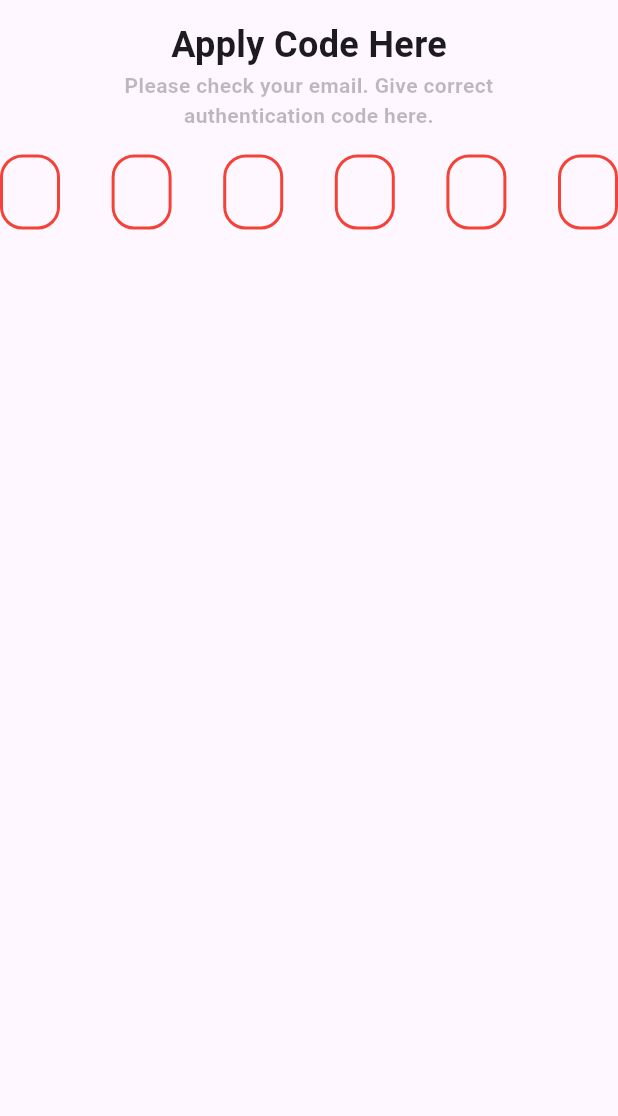
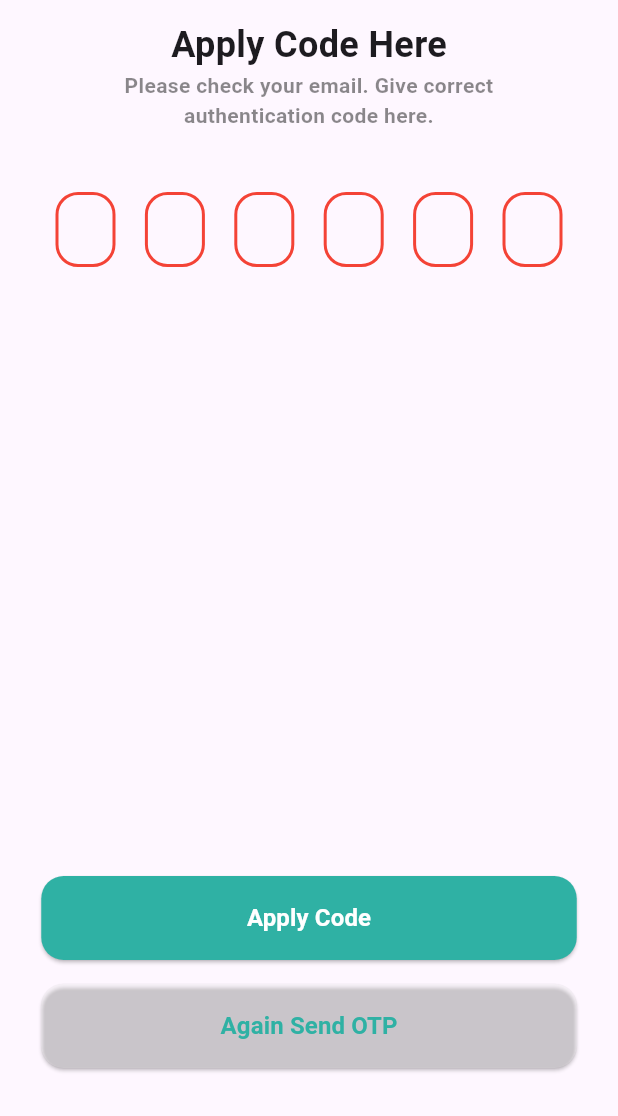
Before and after one commit to moobin136/epcboymose, a Flutter app: the SignInPage screen opened by its route, after a tap on "Forgot Password", on a phone screen of 412 x 824 dp, the part 120-1236 px from its top. Run offline on Flutter 3.47's test engine with Material 3 defaults, Android fonts, the phone set to English and light mode, and no system bars; drawn by our look-alikes of pin_code_fields; our stand-ins replace flutter_svg, get.

Commit message:
coomit_11  augest

```diff
--- a/epicboymose/lib/core/wigth/constants/app_color.dart
+++ b/epicboymose/lib/core/wigth/constants/app_color.dart
@@ -2,4 +2,5 @@ import 'package:flutter/widgets.dart';
 
 class AppColors {
   static Color bgButtonColor = Color(0xFF4F58C5);
+  static Color elevatedbutonColor = Color.fromRGBO(47, 177, 164, 1);
 }
--- a/epicboymose/lib/core/wigth/custom_ElevatedButton.dart
+++ b/epicboymose/lib/core/wigth/custom_ElevatedButton.dart
@@ -9,6 +9,9 @@ class CustomElevatedbutton extends StatelessWidget {
     this.bgColor,
     this.fgColor,
     this.borderRadiusGeometryCirculer,
+    this.fontsiz,
+    this.height,
+    this.width,
   });
   final String text;
 
@@ -18,6 +21,7 @@ class CustomElevatedbutton extends StatelessWidget {
   Color? fgColor;
   Color? bgColor;
   double? borderRadiusGeometryCirculer;
+  double? fontsiz;
   @override
   Widget build(BuildContext context) {
     return SizedBox(
@@ -26,8 +30,8 @@ class CustomElevatedbutton extends StatelessWidget {
       child: ElevatedButton(
         style: ElevatedButton.styleFrom(
           // backgroundBuilder: AppColor,
-          backgroundColor: bgColor ?? Color.fromRGBO(79, 209, 197, 1),
-          foregroundColor: fgColor ?? Colors.white,
+          backgroundColor: bgColor ?? Color.fromRGBO(47, 177, 164, 1),
+          foregroundColor: fgColor ?? const Color.fromARGB(255, 255, 255, 255),
           shape: RoundedRectangleBorder(
             borderRadius: BorderRadiusGeometry.circular(
               borderRadiusGeometryCirculer ?? 15,
@@ -35,7 +39,7 @@ class CustomElevatedbutton extends StatelessWidget {
           ),
         ),
         onPressed: onTab,
-        child: Text(text),
+        child: Text(text, style: TextStyle(fontSize: fontsiz ?? 16,fontWeight: FontWeight.bold)),
       ),
     );
   }
--- a/epicboymose/lib/pages/create_account/create_account.dart
+++ b/epicboymose/lib/pages/create_account/create_account.dart
@@ -26,7 +26,11 @@ class CreateAccount extends StatelessWidget {
               const SizedBox(height: 13),
               Text(
                 'Create An Account',
-                style: TextStyle(fontSize: 24, fontWeight: FontWeight.bold),
+                style: TextStyle(
+                  fontSize: 24,
+                  fontWeight: FontWeight.bold,
+                  color: Colors.black,
+                ),
               ),
 
               Text(
@@ -35,7 +39,7 @@ class CreateAccount extends StatelessWidget {
                 style: TextStyle(
                   fontSize: 14,
                   fontWeight: FontWeight.bold,
-                  color: Colors.black26,
+                  color: const Color.fromARGB(255, 105, 105, 105),
                 ),
               ),
               const SizedBox(height: 16),
--- a/epicboymose/lib/pages/get_otp/get_otp.dart
+++ b/epicboymose/lib/pages/get_otp/get_otp.dart
@@ -1,3 +1,5 @@
+import 'package:epicboymose/core/wigth/constants/app_color.dart';
+import 'package:epicboymose/core/wigth/custom_ElevatedButton.dart';
 import 'package:flutter/material.dart';
 import 'package:flutter_svg/svg.dart';
 import 'package:pin_code_fields/pin_code_fields.dart';
@@ -9,11 +11,14 @@ class GetOtp extends StatelessWidget {
   Widget build(BuildContext context) {
     return Scaffold(
       body: SafeArea(
+        child: SingleChildScrollView(
           child: Column(
             crossAxisAlignment: CrossAxisAlignment.center,
             children: [
               const SizedBox(height: 31),
-            SvgPicture.asset("assets/images/createAcount/Group 1597881128.svg"),
+              SvgPicture.asset(
+                "assets/images/createAcount/Group 1597881128.svg",
+              ),
               const SizedBox(height: 13),
               Text(
                 'Apply Code Here',
@@ -25,19 +30,37 @@ class GetOtp extends StatelessWidget {
                 style: TextStyle(
                   fontSize: 14,
                   fontWeight: FontWeight.bold,
-                color: Colors.black26,
+                  color: Colors.black.withOpacity(0.46),
                 ),
               ),
-            const SizedBox(height: 16),
-            PinCodeTextField(
+              const SizedBox(height: 41),
+              Column(
+                children: [
+                  Padding(
+                    padding: const EdgeInsets.symmetric(horizontal: 37.0),
+                    child: PinCodeTextField(
                       appContext: context,
                       length: 6,
                       pinTheme: PinTheme(
                         borderRadius: BorderRadius.circular(15),
                         shape: PinCodeFieldShape.box,
                       ),
+                      obscureText: true,
+                    ),
+                  ),
+                  const SizedBox(height: 390),
+                  CustomElevatedbutton(text: 'Apply Code', onTab: () {}),
+                  const SizedBox(height: 16),
+                  CustomElevatedbutton(
+                    onTab: () {},
+                    text: 'Again Send OTP',
+                    fgColor: AppColors.elevatedbutonColor,
+                    bgColor: Colors.white24,
                   ),
                 ],
+              ),
+            ],
+          ),
         ),
       ),
     );
--- a/epicboymose/lib/pages/signIn_page/sign_in_page.dart
+++ b/epicboymose/lib/pages/signIn_page/sign_in_page.dart
@@ -28,7 +28,11 @@ class SignInPage extends StatelessWidget {
               const SizedBox(height: 13),
               Text(
                 'Sign In Account',
-                style: TextStyle(fontSize: 24, fontWeight: FontWeight.bold),
+                style: TextStyle(
+                  fontSize: 24,
+                  fontWeight: FontWeight.bold,
+                  color: Colors.black,
+                ),
               ),
 
               Text(
@@ -37,7 +41,7 @@ class SignInPage extends StatelessWidget {
                 style: TextStyle(
                   fontSize: 14,
                   fontWeight: FontWeight.bold,
-                  color: Colors.black26,
+                  color: Colors.black.withOpacity(0.5),
                 ),
               ),
               const SizedBox(height: 16),
--- a/epicboymose/lib/pages/user/user_page/custom_button/custom_button.dart
+++ b/epicboymose/lib/pages/user/user_page/custom_button/custom_button.dart
@@ -11,7 +11,7 @@ class CustomButton extends StatelessWidget {
     this.textColor,
     this.height,
     this.width,
-    this.bgColor
+    this.bgColor,
   });
   // VoidCallbackAction onTab;
   String text;
@@ -33,7 +33,7 @@ class CustomButton extends StatelessWidget {
         decoration: BoxDecoration(
           borderRadius: BorderRadius.circular(21),
           border: Border.all(
-            color: boderColor ?? Color.fromRGBO(79, 209, 197, 1),
+            color: boderColor ?? Color.fromRGBO(14, 116, 105, 1),
             width: boderWidth ?? 1,
           ),
           color: bgColor ?? Color.fromRGBO(79, 209, 197, 1).withOpacity(0.08),
@@ -42,7 +42,7 @@ class CustomButton extends StatelessWidget {
           child: Text(
             text,
             style: TextStyle(
-              color: textColor ?? Color.fromRGBO(79, 209, 197, 1),
+              color: textColor ?? Color.fromRGBO(14, 116, 105, 1),
               fontSize: 20,
             ),
           ),
--- a/epicboymose/lib/pages/user/user_page/user_page.dart
+++ b/epicboymose/lib/pages/user/user_page/user_page.dart
@@ -44,10 +44,7 @@ class UserPage extends StatelessWidget {
               const SizedBox(height: 15),
               Text(
                 'Choose Your Specific Role',
-                style: TextStyle(
-                  fontSize: 13,
-                  color: Color.fromARGB(30, 33, 33, 202),
-                ),
+                style: TextStyle(fontSize: 13, color: Colors.black),
               ),
               const SizedBox(height: 32),
               CustomButton(text: 'User', onTab: () {}),
```
Lines whose indentation alone changed are shown as unchanged.
